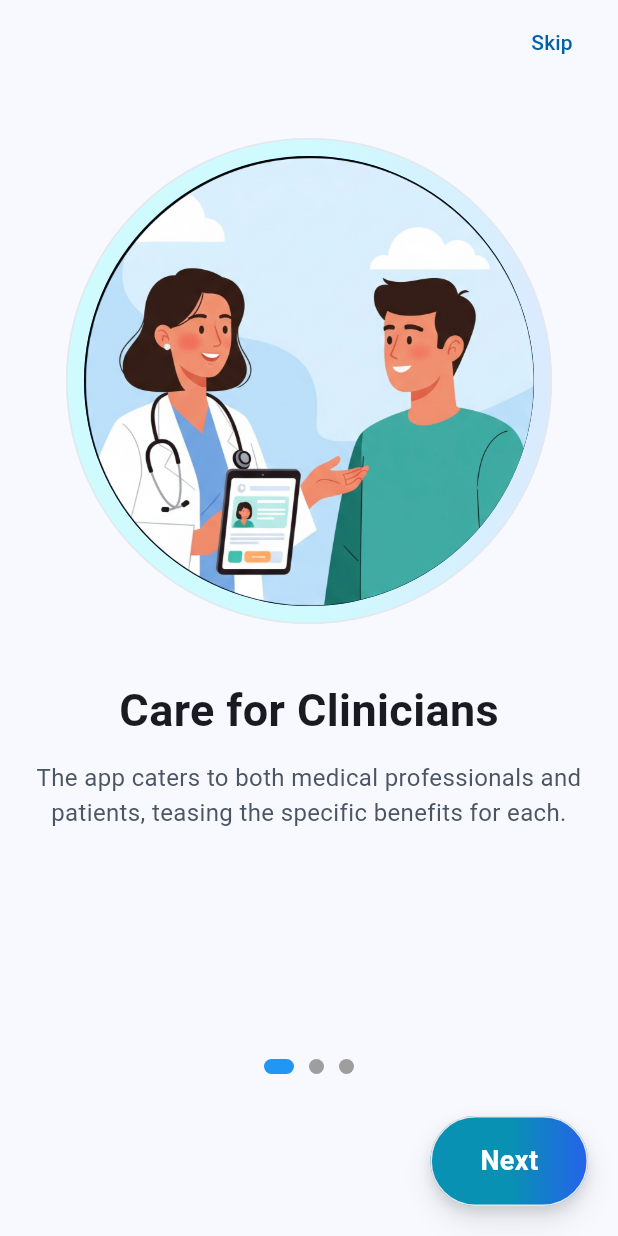
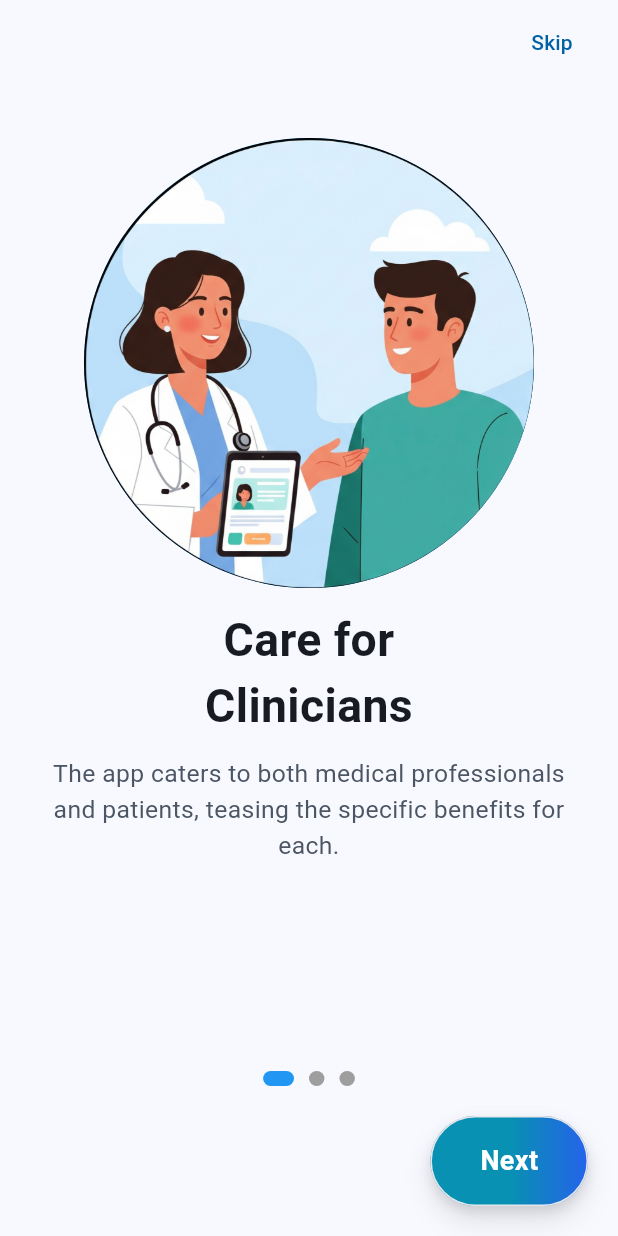
Before and after one commit to Polymath000/InsightMed, a Flutter app: the screen it shows after launch, on a phone screen of 412 x 824 dp. Run offline on Flutter 3.47's test engine with Material 3 defaults, Android fonts, the phone set to English and light mode, and no system bars; our stand-ins replace flutter_bloc, flutter_screenutil, get_it; Roboto replaces fonts that are missing (Cairo).

Commit message:
improve onboarding view

```diff
--- a/lib/core/utls/i_text.dart
+++ b/lib/core/utls/i_text.dart
@@ -19,7 +19,7 @@ final class IText extends StatelessWidget {
     this.style,
     this.textAlign,
     this.textDirection,
-    this.softWrap = false,
+    this.softWrap = true,
     super.key,
   });
   final String data;
--- a/lib/features/onboarding/presentation/views/onboarding_view.dart
+++ b/lib/features/onboarding/presentation/views/onboarding_view.dart
@@ -17,6 +17,6 @@ class OnboardingView extends StatelessWidget {
         const SizedBox(width: 12),
       ],
     ),
-    body: const SafeArea(child: OnBoardingViewBody()),
+    body: const OnBoardingViewBody(),
   );
 }
--- a/lib/features/onboarding/presentation/views/widgets/on_boarding_page_view.dart
+++ b/lib/features/onboarding/presentation/views/widgets/on_boarding_page_view.dart
@@ -28,7 +28,7 @@ class OnBoardingPageView extends StatelessWidget {
         description:
             ' Focuses on the cutting-edge AI functionality, '
             'specifically for medical imaging and its benefits for both doctors'
-            ' (summaries, notes) and patients (interpreted results).',
+            ' (summaries, notes) and patients.',
         image: Assets.assetsImagesOnboarding3,
       ),
     ],
--- a/lib/features/onboarding/presentation/views/widgets/on_boarding_view_body.dart
+++ b/lib/features/onboarding/presentation/views/widgets/on_boarding_view_body.dart
@@ -1,4 +1,5 @@
 import 'package:flutter/material.dart';
+import 'package:flutter_screenutil/flutter_screenutil.dart';
 import 'next_button.dart';
 import 'on_boarding_page_view.dart';
 
@@ -32,17 +33,15 @@ class _OnBoardingViewBodyState extends State<OnBoardingViewBody> {
 
   @override
   Widget build(final BuildContext context) => Column(
-    spacing: 8,
     children: [
       Expanded(child: OnBoardingPageView(pageController: _pageController)),
-      const SizedBox(height: 20),
       Row(
         mainAxisAlignment: MainAxisAlignment.center,
         children: List.generate(
           3,
           (final index) => Container(
             margin: const EdgeInsets.symmetric(horizontal: 5),
-            width: _currentPage == index ? 20 : 10,
+            width: _currentPage == index ? 20.sp : 10.sp,
             height: 10,
             decoration: BoxDecoration(
               color: _currentPage == index ? Colors.blue : Colors.grey,
--- a/lib/features/onboarding/presentation/views/widgets/page_view_item.dart
+++ b/lib/features/onboarding/presentation/views/widgets/page_view_item.dart
@@ -1,4 +1,5 @@
 import 'package:flutter/material.dart';
+import 'package:flutter_screenutil/flutter_screenutil.dart';
 import '../../../../../core/constants/borders.dart';
 import '../../../../../core/utls/i_text.dart';
 import '../../../../../core/utls/themes/app_colors.dart';
@@ -31,22 +32,22 @@ class PageViewItem extends StatelessWidget {
             borderRadius: AppBorders.circular,
           ),
         ),
-        child: Padding(
-          padding: const EdgeInsets.all(12),
-          child: CircleAvatar(radius: 150, backgroundImage: AssetImage(image)),
+        child: CircleAvatar(radius: 150, backgroundImage: AssetImage(image)),
+      ),
+      Padding(
+        padding:  EdgeInsets.symmetric(horizontal: 90.sp),
+        child: IText(
+          title,
+          textAlign: TextAlign.center,
+          style:  TextStyle(fontSize: 30.sp, fontWeight: FontWeight.bold),
         ),
       ),
-      const SizedBox(height: 12),
-      IText(
-        title,
-        style: const TextStyle(fontSize: 30, fontWeight: FontWeight.bold),
-      ),
       Padding(
-        padding: const EdgeInsets.symmetric(horizontal: 24),
+        padding:  EdgeInsets.symmetric(horizontal: 24.sp),
         child: IText(
           description,
           textAlign: TextAlign.center,
-          style: const TextStyle(fontSize: 16, color: AppColors.darkGrey),
+          style:  TextStyle(fontSize: 16.sp, color: AppColors.darkGrey),
           softWrap: true,
         ),
       ),
--- a/lib/main_app.dart
+++ b/lib/main_app.dart
@@ -1,4 +1,5 @@
 import 'package:flutter/material.dart';
+import 'package:flutter_screenutil/flutter_screenutil.dart';
 import 'core/helpers/app_media_query.dart';
 import 'core/helpers/on_generate_routes.dart';
 import 'core/utls/themes/app_colors.dart';
@@ -10,7 +11,11 @@ class InsightMed extends StatelessWidget {
   const InsightMed({super.key});
 
   @override
-  Widget build(final BuildContext context) => MaterialApp(
+  Widget build(final BuildContext context) => ScreenUtilInit(
+    designSize: const Size(360, 800),
+    minTextAdapt: true,
+    splitScreenMode: true,
+    builder: (final context, final child) => MaterialApp(
       initialRoute: OnboardingView.routeName,
       onGenerateRoute: onGenerateRoute,
       theme: const ThemeConfig().light,
@@ -22,5 +27,6 @@ class InsightMed extends StatelessWidget {
         AppMediaQuery.init(context);
         return child!;
       },
+    ),
   );
 }
```
Also changed, not shown: pubspec.yaml (+1 -11 lines), pubspec.lock. Lines whose indentation alone changed are shown as unchanged.
